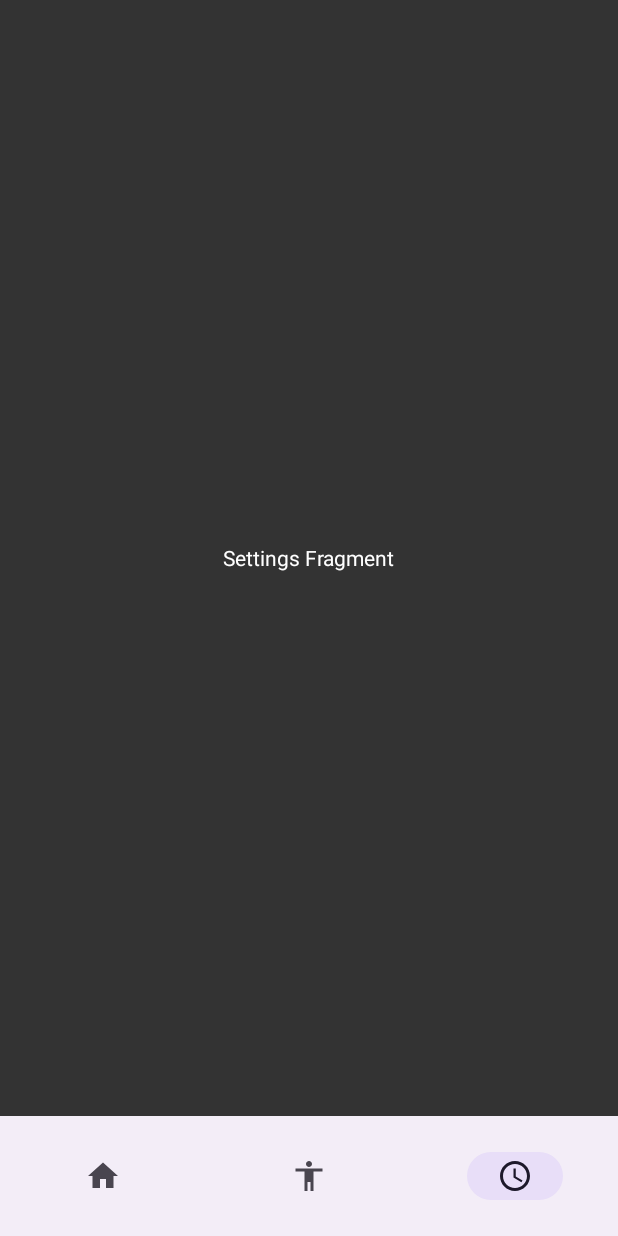
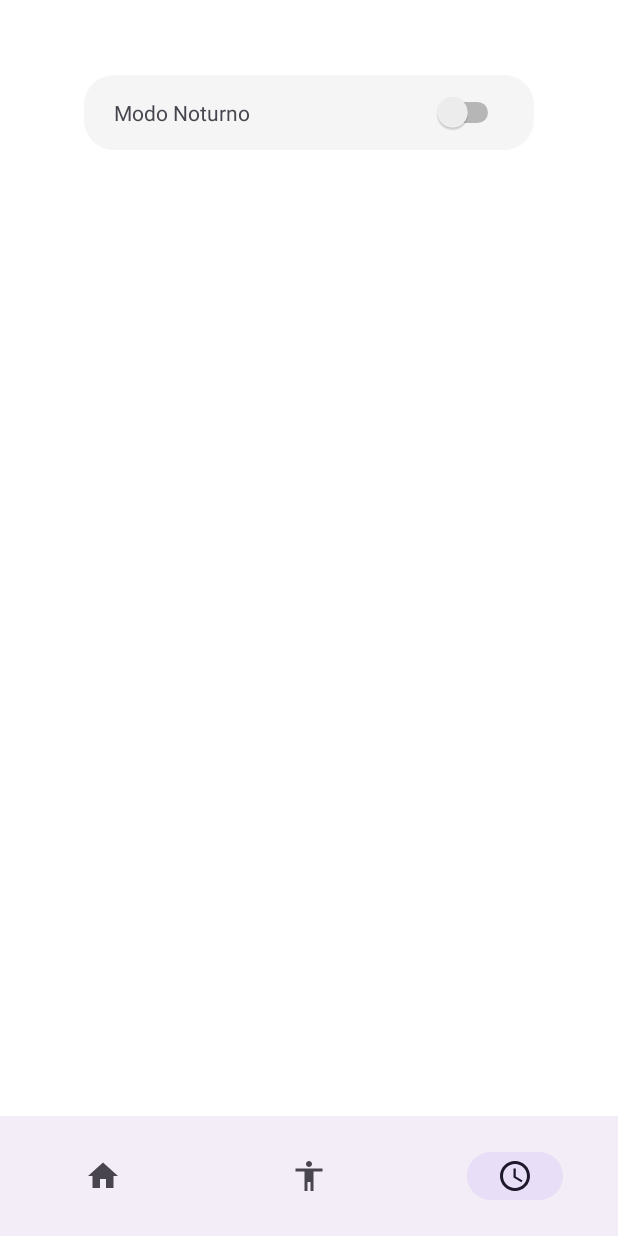
Before and after one commit to TulioSergio1/Circuitos-Electricos, an Android app: the screen it shows after launch (MainActivity), item 3 of the bottom bar chosen, on a phone screen of 412 x 824 dp. Run offline under Robolectric (Android 15) with nearby library versions, the phone set to English and light mode, and no system bars.

Commit message:
Atualizações

```diff
--- a/app/src/main/java/com/example/circuitoseltricos/fragmentos/HomeFragment.java
+++ b/app/src/main/java/com/example/circuitoseltricos/fragmentos/HomeFragment.java
@@ -1,12 +1,19 @@
 package com.example.circuitoseltricos.fragmentos;
 
+import android.app.NotificationChannel;
+import android.app.NotificationManager;
+import android.graphics.fonts.Font;
+import android.os.Build;
 import android.os.Bundle;
 
+import androidx.core.app.NotificationCompat;
 import androidx.fragment.app.Fragment;
 
 import android.view.LayoutInflater;
 import android.view.View;
 import android.view.ViewGroup;
+import android.widget.SeekBar;
+import android.widget.Switch;
 
 import com.example.circuitoseltricos.R;
 
@@ -22,9 +29,11 @@ public class HomeFragment extends Fragment {
     private static final String ARG_PARAM1 = "param1";
     private static final String ARG_PARAM2 = "param2";
 
+
     // TODO: Rename and change types of parameters
     private String mParam1;
     private String mParam2;
+    private Switch modoNoturno;
 
     public HomeFragment() {
         // Required empty public constructor
@@ -46,6 +55,7 @@ public class HomeFragment extends Fragment {
         args.putString(ARG_PARAM2, param2);
         fragment.setArguments(args);
         return fragment;
+
     }
 
     @Override
@@ -55,6 +65,8 @@ public class HomeFragment extends Fragment {
             mParam1 = getArguments().getString(ARG_PARAM1);
             mParam2 = getArguments().getString(ARG_PARAM2);
         }
+
+
     }
 
     @Override
@@ -62,5 +74,7 @@ public class HomeFragment extends Fragment {
                              Bundle savedInstanceState) {
         // Inflate the layout for this fragment
         return inflater.inflate(R.layout.fragment_home, container, false);
+
+
     }
 }
--- a/app/src/main/java/com/example/circuitoseltricos/fragmentos/SettingsFragment.java
+++ b/app/src/main/java/com/example/circuitoseltricos/fragmentos/SettingsFragment.java
@@ -7,6 +7,7 @@ import androidx.fragment.app.Fragment;
 import android.view.LayoutInflater;
 import android.view.View;
 import android.view.ViewGroup;
+import android.widget.SeekBar;
 
 import com.example.circuitoseltricos.R;
 
@@ -46,6 +47,7 @@ public class SettingsFragment extends Fragment {
         args.putString(ARG_PARAM2, param2);
         fragment.setArguments(args);
         return fragment;
+
     }
 
     @Override
@@ -55,6 +57,9 @@ public class SettingsFragment extends Fragment {
             mParam1 = getArguments().getString(ARG_PARAM1);
             mParam2 = getArguments().getString(ARG_PARAM2);
         }
+
+
+
     }
 
     @Override
--- /dev/null
+++ b/app/src/main/res/drawable/background_config.xml
@@ -0,0 +1,5 @@
+<?xml version="1.0" encoding="utf-8"?>
+<shape xmlns:android="http://schemas.android.com/apk/res/android">
+    <solid android:color="@color/background_color"/>
+    <corners android:radius="20dp"/>
+</shape>
--- a/app/src/main/res/layout/fragment_settings.xml
+++ b/app/src/main/res/layout/fragment_settings.xml
@@ -1,17 +1,45 @@
 <?xml version="1.0" encoding="utf-8"?>
 <FrameLayout xmlns:android="http://schemas.android.com/apk/res/android"
+    xmlns:app="http://schemas.android.com/apk/res-auto"
     xmlns:tools="http://schemas.android.com/tools"
     android:layout_width="match_parent"
     android:layout_height="match_parent"
-    android:background="@color/text_primary"
+    android:background="@color/white"
     tools:context=".fragmentos.SettingsFragment">
 
-    <!-- TODO: Update blank fragment layout -->
-    <TextView
-        android:layout_width="wrap_content"
-        android:layout_height="wrap_content"
-        android:layout_gravity="center"
-        android:text="Settings Fragment"
-        android:textColor="@color/white"/>
+    <androidx.constraintlayout.widget.ConstraintLayout
+        android:layout_width="match_parent"
+        android:layout_height="match_parent">
+
+        <RelativeLayout
+            android:id="@+id/background_modo_noturno"
+            android:layout_width="300dp"
+            android:layout_height="50dp"
+            android:layout_marginTop="50dp"
+            android:background="@drawable/background_config"
+            app:layout_constraintEnd_toEndOf="parent"
+            app:layout_constraintStart_toStartOf="parent"
+            app:layout_constraintTop_toTopOf="parent">
+
+            <TextView
+                android:layout_width="wrap_content"
+                android:layout_height="wrap_content"
+                android:layout_alignParentLeft="true"
+                android:layout_centerVertical="true"
+                android:layout_marginStart="20dp"
+                android:text="Modo Noturno" />
+
+            <Switch
+                android:id="@+id/modo_noturno_switch"
+                android:layout_width="wrap_content"
+                android:layout_height="wrap_content"
+                android:layout_alignParentRight="true"
+                android:layout_centerVertical="true"
+                android:layout_marginEnd="20dp" />
+
+        </RelativeLayout>
+
+    </androidx.constraintlayout.widget.ConstraintLayout>
+
 
 </FrameLayout>
--- a/app/src/main/res/values/strings.xml
+++ b/app/src/main/res/values/strings.xml
@@ -2,4 +2,6 @@
     <string name="app_name">CircuitosElétricos</string>
     <!-- TODO: Remove or change this placeholder text -->
     <string name="hello_blank_fragment">Hello blank fragment</string>
+    <string name="channel_name">Nome do Canal</string>
+    <string name="channel_description">Descrição do Canal</string>
 </resources>
```
Also changed, not shown: app/src/main/java/com/example/circuitoseltricos/MainActivity.java (+7 -0 lines), app/src/main/res/layout/fragment_home.xml (+40 -9 lines), app/src/main/res/layout/fragment_profile.xml (+2 -7 lines).
